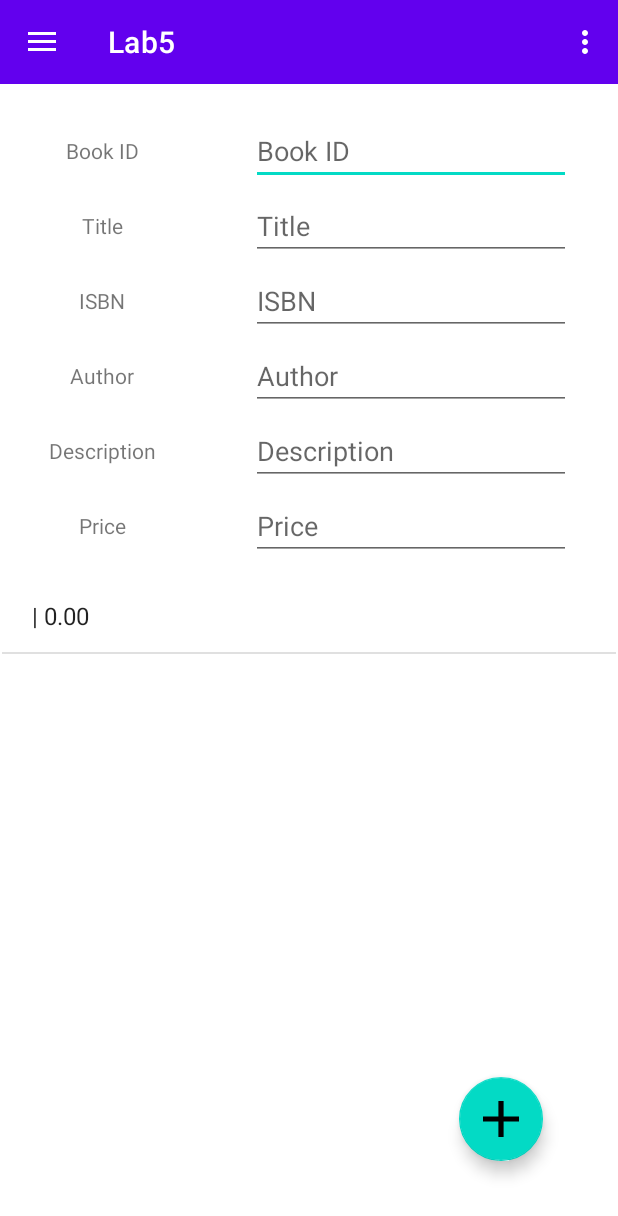
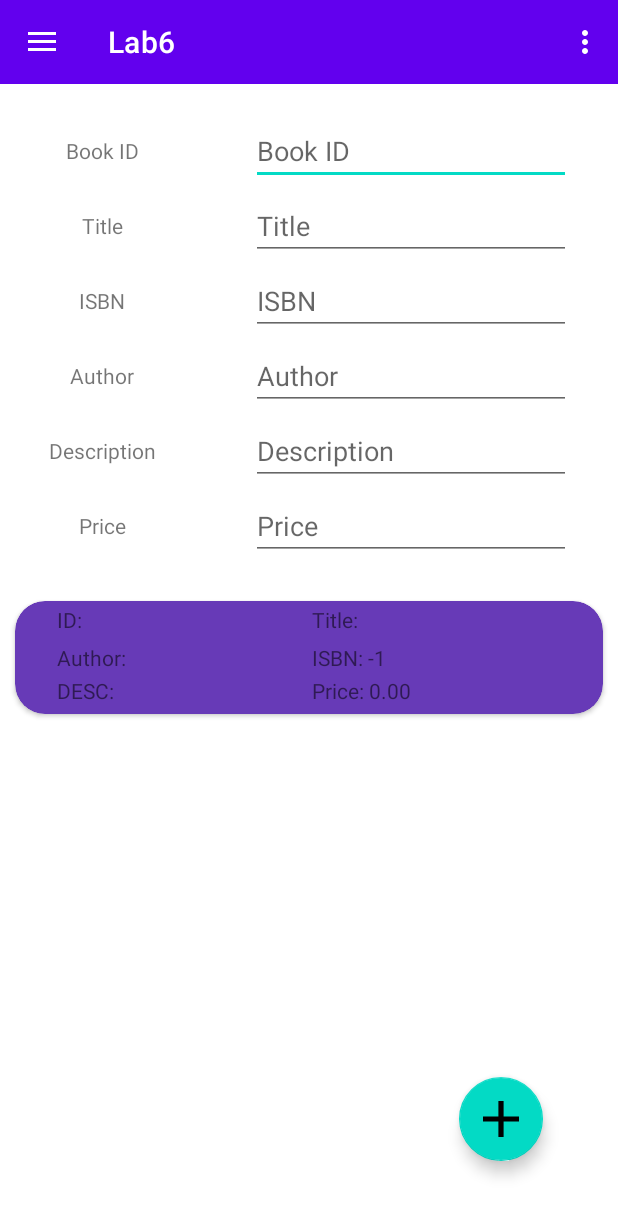
Before and after one commit to MouthWashGuy/AndroidBookApp, an Android app: the screen it shows after launch (MainActivity), after a tap on an icon or button, on a phone screen of 412 x 824 dp. Shown: the top 1216 px of the screen. Run offline under Robolectric (Android 15) with nearby library versions, the phone set to English and light mode, and no system bars.

Commit message:
lab 6 done

```diff
--- a/app/src/main/java/com/example/lab5/MainActivity.java
+++ b/app/src/main/java/com/example/lab5/MainActivity.java
@@ -6,6 +6,8 @@ import androidx.appcompat.app.AppCompatActivity;
 import androidx.appcompat.widget.Toolbar;
 import androidx.core.app.ActivityCompat;
 import androidx.drawerlayout.widget.DrawerLayout;
+import androidx.recyclerview.widget.LinearLayoutManager;
+import androidx.recyclerview.widget.RecyclerView;
 
 import android.Manifest;
 import android.content.BroadcastReceiver;
@@ -35,9 +37,11 @@ public class MainActivity extends AppCompatActivity {
     // INSTANCE VARS                                                                             //
     //////////////////////////////////////////////////////////////////////////////////////////////
 
-    // listview related
+    // Recycle view related
     List<String> myList = new ArrayList<>();
-    ArrayAdapter myAdapter;
+    RecyclerView myRecyclerView;
+    RecyclerView.LayoutManager myLayoutManager;
+    RecyclerView.Adapter myAdapter;
 
     // edittext related
     EditText bookIDText;
@@ -97,11 +101,12 @@ public class MainActivity extends AppCompatActivity {
             }
         });
 
-        // initialize and bind list view
-        ListView listView = findViewById(R.id.listView);
-        // use adapter to stream data from array to the listview
-        myAdapter = new ArrayAdapter(this, android.R.layout.simple_list_item_1, myList);
-        listView.setAdapter(myAdapter); //
+        // initialize and bind recycle view
+        myRecyclerView = findViewById(R.id.recycleView);
+        myLayoutManager = new LinearLayoutManager(this);
+        myRecyclerView.setLayoutManager(myLayoutManager);
+        myAdapter = new MyRecyclerViewAdapter(myList);
+        myRecyclerView.setAdapter(myAdapter);
 
         // initialize and bind the drawer layout
         drawerLayout = findViewById(R.id.drawerLayout);
@@ -213,7 +218,7 @@ public class MainActivity extends AppCompatActivity {
         myEditor.apply(); // apply the changes
 
         // add the book to the listview
-        myList.add(String.format("%s | %.2f", title, price));
+        myList.add(String.format("ID: %s|Title: %s|ISBN: %d|Author: %s|DESC: %s|Price: %.2f", bookId, title, ISBN, author, description, price));
         myAdapter.notifyDataSetChanged();
     }
 
--- /dev/null
+++ b/app/src/main/java/com/example/lab5/MyRecyclerViewAdapter.java
@@ -0,0 +1,77 @@
+package com.example.lab5;
+
+import android.view.LayoutInflater;
+import android.view.View;
+import android.view.ViewGroup;
+import android.widget.TextView;
+
+import androidx.annotation.NonNull;
+import androidx.recyclerview.widget.RecyclerView;
+
+import com.google.android.material.snackbar.Snackbar;
+
+import java.util.List;
+import java.util.StringTokenizer;
+
+public class MyRecyclerViewAdapter extends RecyclerView.Adapter<MyRecyclerViewAdapter.ViewHolder> {
+
+    private List<String> myList;
+
+    public MyRecyclerViewAdapter(List<String> data) {
+        myList = data;
+    }
+
+    @NonNull
+    @Override
+    public MyRecyclerViewAdapter.ViewHolder onCreateViewHolder(@NonNull ViewGroup parent, int viewType) {
+        View v = LayoutInflater.from(parent.getContext()).inflate(R.layout.card_view, parent, false);
+        ViewHolder viewHolder = new ViewHolder(v);
+        return viewHolder;
+    }
+
+    @Override
+    public void onBindViewHolder(@NonNull MyRecyclerViewAdapter.ViewHolder holder, int position) {
+
+        StringTokenizer myTokenizer = new StringTokenizer(myList.get(position), "|");
+        holder.bookIDView.setText(myTokenizer.nextToken());
+        holder.titleView.setText(myTokenizer.nextToken());
+        holder.ISBNView.setText(myTokenizer.nextToken());
+        holder.authorView.setText(myTokenizer.nextToken());
+        holder.descriptionView.setText(myTokenizer.nextToken());
+        holder.priceView.setText(myTokenizer.nextToken());
+
+        final int fPosition = position;
+        holder.itemView.setOnClickListener(new View.OnClickListener() {
+            @Override
+            public void onClick(View v) {
+                Snackbar.make(v, "Item at position " + fPosition + "was clicked!", Snackbar.LENGTH_LONG);
+            }
+        });
+    }
+
+    @Override
+    public int getItemCount() {
+        return myList.size();
+    }
+
+    public class ViewHolder extends RecyclerView.ViewHolder {
+
+        public TextView bookIDView;
+        public TextView titleView;
+        public TextView authorView;
+        public TextView ISBNView;
+        public TextView descriptionView;
+        public TextView priceView;
+
+        public ViewHolder(View itemView) {
+            super(itemView);
+
+            bookIDView = itemView.findViewById(R.id.bookIDCardText);
+            titleView = itemView.findViewById(R.id.titleCardText);
+            authorView = itemView.findViewById(R.id.authorCardText);
+            ISBNView = itemView.findViewById(R.id.ISBNCardText);
+            descriptionView = itemView.findViewById(R.id.descriptionCardText);
+            priceView = itemView.findViewById(R.id.priceCardText);
+        }
+    }
+}
--- a/app/src/main/res/layout/activity_main.xml
+++ b/app/src/main/res/layout/activity_main.xml
@@ -194,16 +194,14 @@
         app:layout_constraintStart_toStartOf="@+id/guideline"
         app:layout_constraintTop_toTopOf="@+id/guideline6" />
 
-    <ListView
-        android:id="@+id/listView"
-        android:layout_width="409dp"
-        android:layout_height="165dp"
-        android:layout_marginStart="1dp"
+    <androidx.recyclerview.widget.RecyclerView
+        android:id="@+id/recycleView"
+        android:layout_width="match_parent"
+        android:layout_height="160dp"
         android:layout_marginTop="40dp"
-        android:layout_marginEnd="1dp"
-        android:nestedScrollingEnabled="true"
         app:layout_constraintBottom_toBottomOf="parent"
         app:layout_constraintEnd_toEndOf="parent"
         app:layout_constraintStart_toStartOf="parent"
-        app:layout_constraintTop_toBottomOf="@+id/editTextPrice" />
+        app:layout_constraintTop_toTopOf="@+id/guideline7" />
+
 </androidx.constraintlayout.widget.ConstraintLayout>
--- /dev/null
+++ b/app/src/main/res/layout/card_view.xml
@@ -0,0 +1,97 @@
+<?xml version="1.0" encoding="utf-8"?>
+<androidx.cardview.widget.CardView xmlns:android="http://schemas.android.com/apk/res/android"
+    xmlns:app="http://schemas.android.com/apk/res-auto"
+    xmlns:tools="http://schemas.android.com/tools"
+    android:layout_width="match_parent"
+    android:layout_height="75dp"
+    android:layout_margin="10dp"
+    app:cardBackgroundColor="#673AB7"
+    app:cardCornerRadius="20dp">
+
+    <androidx.constraintlayout.widget.ConstraintLayout
+        android:layout_width="match_parent"
+        android:layout_height="match_parent">
+
+        <TextView
+            android:id="@+id/titleCardText"
+            android:layout_width="wrap_content"
+            android:layout_height="wrap_content"
+            android:text="TextView"
+            app:layout_constraintBottom_toTopOf="@+id/guideline11"
+            app:layout_constraintStart_toStartOf="@+id/ISBNCardText"
+            app:layout_constraintTop_toTopOf="parent" />
+
+        <TextView
+            android:id="@+id/ISBNCardText"
+            android:layout_width="wrap_content"
+            android:layout_height="wrap_content"
+            android:text="TextView"
+            app:layout_constraintBottom_toTopOf="@+id/guideline10"
+            app:layout_constraintStart_toStartOf="@+id/priceCardText"
+            app:layout_constraintTop_toTopOf="@+id/guideline11" />
+
+        <TextView
+            android:id="@+id/descriptionCardText"
+            android:layout_width="wrap_content"
+            android:layout_height="wrap_content"
+            android:text="TextView"
+            app:layout_constraintBottom_toBottomOf="parent"
+            app:layout_constraintEnd_toStartOf="@+id/guideline9"
+            app:layout_constraintHorizontal_bias="0.181"
+            app:layout_constraintStart_toStartOf="parent"
+            app:layout_constraintTop_toTopOf="@+id/guideline10"
+            app:layout_constraintVertical_bias="0.0" />
+
+        <TextView
+            android:id="@+id/authorCardText"
+            android:layout_width="wrap_content"
+            android:layout_height="wrap_content"
+            android:text="TextView"
+            app:layout_constraintBottom_toTopOf="@+id/guideline10"
+            app:layout_constraintStart_toStartOf="@+id/descriptionCardText"
+            app:layout_constraintTop_toTopOf="@+id/guideline11" />
+
+        <TextView
+            android:id="@+id/priceCardText"
+            android:layout_width="wrap_content"
+            android:layout_height="wrap_content"
+            android:text="TextView"
+            app:layout_constraintBottom_toBottomOf="parent"
+            app:layout_constraintEnd_toEndOf="parent"
+            app:layout_constraintHorizontal_bias="0.014"
+            app:layout_constraintStart_toStartOf="@+id/guideline9"
+            app:layout_constraintTop_toTopOf="@+id/guideline10"
+            app:layout_constraintVertical_bias="0.0" />
+
+        <TextView
+            android:id="@+id/bookIDCardText"
+            android:layout_width="wrap_content"
+            android:layout_height="wrap_content"
+            android:text="TextView"
+            app:layout_constraintBottom_toTopOf="@+id/guideline11"
+            app:layout_constraintStart_toStartOf="@+id/authorCardText"
+            app:layout_constraintTop_toTopOf="parent" />
+
+        <androidx.constraintlayout.widget.Guideline
+            android:id="@+id/guideline9"
+            android:layout_width="wrap_content"
+            android:layout_height="wrap_content"
+            android:orientation="vertical"
+            app:layout_constraintGuide_percent="0.5" />
+
+        <androidx.constraintlayout.widget.Guideline
+            android:id="@+id/guideline10"
+            android:layout_width="wrap_content"
+            android:layout_height="wrap_content"
+            android:orientation="horizontal"
+            app:layout_constraintGuide_percent="0.66" />
+
+        <androidx.constraintlayout.widget.Guideline
+            android:id="@+id/guideline11"
+            android:layout_width="wrap_content"
+            android:layout_height="wrap_content"
+            android:orientation="horizontal"
+            app:layout_constraintGuide_percent="0.33" />
+    </androidx.constraintlayout.widget.ConstraintLayout>
+
+</androidx.cardview.widget.CardView>
--- a/app/src/main/res/values/strings.xml
+++ b/app/src/main/res/values/strings.xml
@@ -1,5 +1,5 @@
 <resources>
-    <string name="app_name">Lab5</string>
+    <string name="app_name">Lab6</string>
     <string name="navigation_drawer_open">Open sesame!</string>
     <string name="navigation_drawer_close">Close sesame!</string>
 </resources>
```
